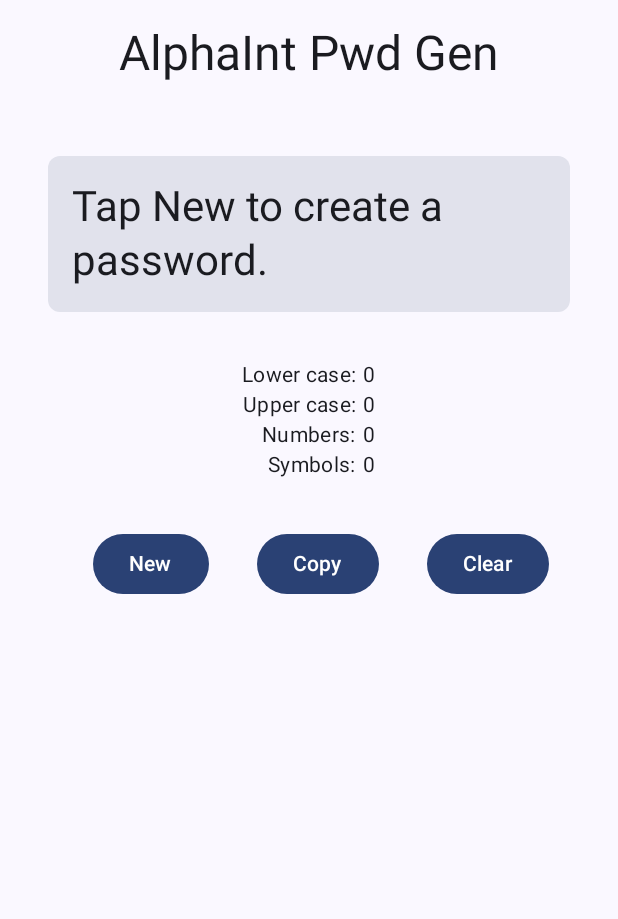
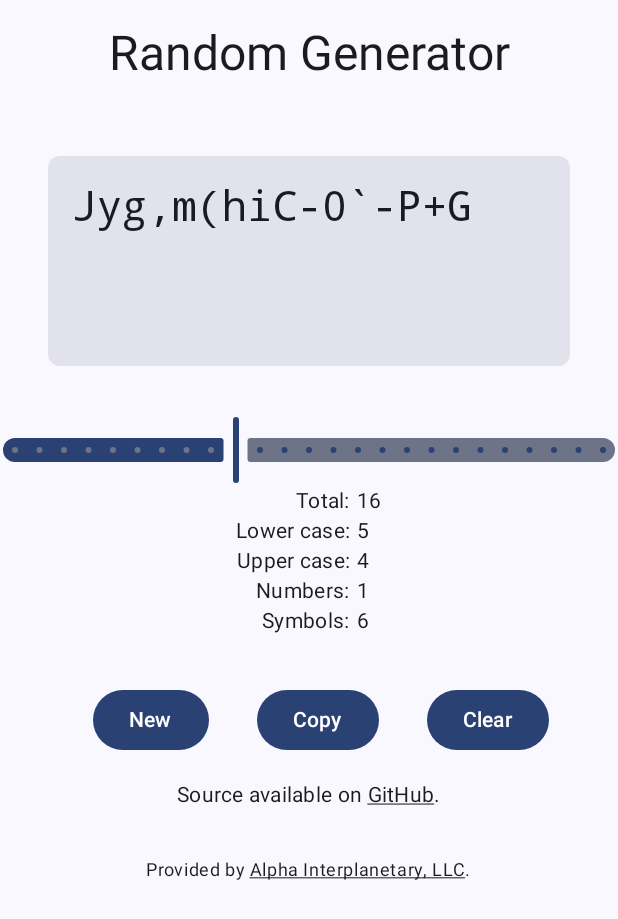
Before and after one commit to pforhan/android-pwdgen, an Android app built with Jetpack Compose: the screen it shows after launch (MainActivity), after a tap on "Tap New to create a password.", on a phone screen of 412 x 824 dp. Shown: the top 919 px of the screen. Run offline under Robolectric (Android 15) with nearby library versions, the phone set to English and light mode, and no system bars.

Commit message:
rework a bunch
update gradle plugin
pick up new random seed every click
add password length slider and character count
add alpha int link

```diff
--- a/app/src/main/java/alphainterplanetary/passwordgen/MainActivity.kt
+++ b/app/src/main/java/alphainterplanetary/passwordgen/MainActivity.kt
@@ -1,8 +1,11 @@
 package alphainterplanetary.passwordgen
 
+import alphainterplanetary.passwordgen.ui.theme.PasswordGenTheme
 import android.content.ClipData
 import android.content.ClipboardManager
 import android.content.Context
+import android.content.Intent
+import android.net.Uri
 import android.os.Bundle
 import android.view.WindowManager.LayoutParams
 import android.widget.Toast
@@ -13,13 +16,16 @@ import androidx.compose.foundation.clickable
 import androidx.compose.foundation.layout.Arrangement
 import androidx.compose.foundation.layout.Box
 import androidx.compose.foundation.layout.Column
+import androidx.compose.foundation.layout.ColumnScope
 import androidx.compose.foundation.layout.PaddingValues
 import androidx.compose.foundation.layout.Row
 import androidx.compose.foundation.layout.fillMaxSize
+import androidx.compose.foundation.layout.fillMaxWidth
 import androidx.compose.foundation.layout.padding
 import androidx.compose.foundation.shape.RoundedCornerShape
 import androidx.compose.material3.Button
 import androidx.compose.material3.MaterialTheme
+import androidx.compose.material3.Slider
 import androidx.compose.material3.Surface
 import androidx.compose.material3.Text
 import androidx.compose.runtime.Composable
@@ -27,23 +33,34 @@ import androidx.compose.runtime.collectAsState
 import androidx.compose.ui.Alignment
 import androidx.compose.ui.ExperimentalComposeUiApi
 import androidx.compose.ui.Modifier
+import androidx.compose.ui.Modifier.Companion
 import androidx.compose.ui.platform.LocalContext
 import androidx.compose.ui.res.stringResource
+import androidx.compose.ui.text.SpanStyle
+import androidx.compose.ui.text.TextStyle
+import androidx.compose.ui.text.buildAnnotatedString
+import androidx.compose.ui.text.font.FontFamily
+import androidx.compose.ui.text.style.LineBreak
+import androidx.compose.ui.text.style.TextDecoration
+import androidx.compose.ui.text.withStyle
 import androidx.compose.ui.tooling.preview.Preview
 import androidx.compose.ui.unit.dp
 import kotlinx.coroutines.flow.MutableStateFlow
 import kotlinx.coroutines.flow.map
-import alphainterplanetary.passwordgen.ui.theme.PasswordGenTheme
 import kotlin.random.Random
 
+private const val LENGTH_DEFAULT = 16
+private const val LENGTH_MIN = 8
+private const val LENGTH_MAX = 30
+
 class MainActivity : ComponentActivity() {
-  private val current = MutableStateFlow("")
+  private val current = MutableStateFlow(PwdState(content = "", length = LENGTH_DEFAULT))
 
   override fun onCreate(savedInstanceState: Bundle?) {
     super.onCreate(savedInstanceState)
     window.addFlags(LayoutParams.FLAG_SECURE)
     val instructions = getString(R.string.default_instruction)
-    current.value = instructions
+    current.value = current.value.copy(content = instructions)
 
     setContent {
       PasswordGenTheme {
@@ -56,7 +73,28 @@ class MainActivity : ComponentActivity() {
   }
 }
 
-class PwdStats {
+data class PwdState(
+  val length: Int,
+  val content: String,
+) {
+  fun withNewPassword() = copy(content = generateCharacters(length))
+  fun withNewPassword(newLength: Int) =
+    PwdState(length = newLength, content = generateCharacters(newLength))
+
+  private fun generateCharacters(count: Int): String {
+    val sb = StringBuilder()
+    // Make a new random for every invocation... that way we're seeded by real-world random input.
+    val random = Random(System.currentTimeMillis())
+    for (i in 0..<count) {
+      sb.append('!' + random.nextInt(94))
+    }
+    return sb.toString()
+  }
+}
+
+class CharacterBreakdown(
+  val total: Int
+) {
   var lower: Short = 0
   var upper: Short = 0
   var number: Short = 0
@@ -64,28 +102,48 @@ class PwdStats {
 }
 
 @Composable
-private fun PwdColumn(context: Context, content: MutableStateFlow<String>) =
+private fun PwdColumn(context: Context, stateFlow: MutableStateFlow<PwdState>) =
   Column(
     modifier = Modifier.fillMaxSize(),
     horizontalAlignment = Alignment.CenterHorizontally
   ) {
     Text(
       text = context.getString(R.string.header),
-      modifier = Modifier.padding(16.dp),
+      modifier = Modifier.padding(LENGTH_DEFAULT.dp),
       style = MaterialTheme.typography.headlineLarge
     )
-    CopyOnClickText(content)
-    PasswordStatistics(context, content)
-    ButtonRow(content)
-
+    CopyOnClickText(stateFlow)
+    LengthSlider(stateFlow)
+    PasswordStatistics(context, stateFlow)
+    ButtonRow(stateFlow)
+    Links(context)
   }
 
-@Composable fun PasswordStatistics(context: Context, content: MutableStateFlow<String>) {
+@Composable
+private fun LengthSlider(stateFlow: MutableStateFlow<PwdState>) {
+  val contentState = stateFlow.collectAsState()
+  Slider(
+    value = contentState.value.length.toFloat(),
+    onValueChange = {
+      val length = it.toInt()
+      val current = stateFlow.value
+      if (length != current.length) stateFlow.value = current.withNewPassword(length)
+    },
+    steps = LENGTH_MAX - LENGTH_MIN + 1,
+    valueRange = LENGTH_MIN.toFloat()..LENGTH_MAX.toFloat()
+  )
+}
+
+@Composable fun PasswordStatistics(context: Context, stateFlow: MutableStateFlow<PwdState>) {
   Row(horizontalArrangement = Arrangement.SpaceBetween) {
     Column(
       horizontalAlignment = Alignment.End,
       modifier = Modifier.padding(end = 4.dp)
     ) {
+      Text(
+        text = context.getString(R.string.stats_total),
+        style = MaterialTheme.typography.bodyMedium
+      )
       Text(
         text = context.getString(R.string.stats_lower),
         style = MaterialTheme.typography.bodyMedium
@@ -104,13 +162,17 @@ private fun PwdColumn(context: Context, content: MutableStateFlow<String>) =
       )
     }
     Column {
-      val stats = content.map {
-        if (it == context.getString(R.string.default_instruction)) {
-          PwdStats()
+      val stats = stateFlow.map {
+        if (it.content == context.getString(R.string.default_instruction)) {
+          CharacterBreakdown(it.length)
         } else {
-          stats(it)
+          stats(it.content)
         }
-      }.collectAsState(initial = PwdStats()).value
+      }.collectAsState(initial = CharacterBreakdown(0)).value
+      Text(
+        text = stats.total.toString(),
+        style = MaterialTheme.typography.bodyMedium
+      )
       Text(
         text = stats.lower.toString(),
         style = MaterialTheme.typography.bodyMedium
@@ -132,74 +194,116 @@ private fun PwdColumn(context: Context, content: MutableStateFlow<String>) =
 }
 
 @Composable
-private fun ButtonRow(content: MutableStateFlow<String>) {
+private fun ButtonRow(stateFlow: MutableStateFlow<PwdState>) {
   Row(
     verticalAlignment = Alignment.CenterVertically,
-    modifier = Modifier.padding(16.dp, top = 32.dp)
+    modifier = Modifier.padding(LENGTH_DEFAULT.dp, top = 32.dp)
   ) {
     val padding = Modifier
       .padding(
         PaddingValues(
-          horizontal = 16.dp,
+          horizontal = LENGTH_DEFAULT.dp,
         )
       )
     Button(
       modifier = padding,
       onClick = {
-        val pwd = generateCharacters(16)
-        content.value = pwd
+        stateFlow.value = stateFlow.value.withNewPassword()
       }) {
       Text(text = stringResource(R.string.new_text))
     }
     val context = LocalContext.current
-    val textToUse = content.collectAsState().value
 
     Button(
       modifier = padding,
-      onClick = { copyText(context, textToUse) }) {
+      onClick = { maybeNewAndCopyText(context, stateFlow) }) {
       Text(text = stringResource(R.string.copy))
     }
 
     Button(
       modifier = padding,
       onClick = {
-        content.value = context.getString(R.string.default_instruction)
+        stateFlow.value =
+          stateFlow.value.copy(content = context.getString(R.string.default_instruction))
       }) {
       Text(text = stringResource(R.string.clear))
     }
   }
 }
 
-fun generateCharacters(count: Int): String {
-  val sb = StringBuilder()
-  for (i in 0..count) {
-    sb.append('!' + Random.nextInt(94))
+@Composable
+fun Links(context: Context) {
+  Column(modifier = Modifier.fillMaxWidth()) {
+    TextWithLink(
+      context = context,
+      prefix = "Source available on ",
+      link = "GitHub",
+      url = "https://github.com/pforhan/android-pwdgen"
+    )
+    TextWithLink(
+      context = context,
+      prefix = "Provided by ",
+      link = "Alpha Interplanetary, LLC",
+      url = "https://alphainterplanetary.com",
+      style = MaterialTheme.typography.bodySmall
+    )
   }
-  return sb.toString()
 }
 
-fun stats(pwd: String) : PwdStats {
-  val pwdStats = PwdStats()
+@Composable
+private fun ColumnScope.TextWithLink(
+  context: Context,
+  prefix: String,
+  link: String,
+  suffix: String = ".",
+  url: String,
+  style: TextStyle = MaterialTheme.typography.bodyMedium,
+) {
+  Text(
+    style = style,
+    text = buildAnnotatedString {
+      append(prefix)
+      withStyle(style = SpanStyle(textDecoration = TextDecoration.Underline)) {
+        append(link)
+      }
+      append(suffix)
+    },
+    modifier = Companion
+      .align(Alignment.CenterHorizontally)
+      .padding(LENGTH_DEFAULT.dp)
+      .clickable(onClick = { launchUrl(context, url) })
+  )
+}
+
+private fun launchUrl(context: Context, url: String) {
+  val intent = Intent(Intent.ACTION_VIEW, Uri.parse(url))
+  intent.flags = Intent.FLAG_ACTIVITY_NEW_TASK
+  context.startActivity(intent)
+}
+
+fun stats(pwd: String): CharacterBreakdown {
+  val statistics = CharacterBreakdown(pwd.length)
 
   for (c in pwd) {
     when {
-      c.isDigit() -> pwdStats.number++
+      c.isDigit() -> statistics.number++
       c.isLetter() -> {
         if (c.isUpperCase()) {
-          pwdStats.upper++
+          statistics.upper++
         } else {
-          pwdStats.lower++
+          statistics.lower++
         }
       }
-      else -> pwdStats.symbol++
+
+      else -> statistics.symbol++
     }
   }
-  return pwdStats
+  return statistics
 }
 
 @OptIn(ExperimentalComposeUiApi::class)
 @Composable
-fun CopyOnClickText(content: MutableStateFlow<String>) {
+fun CopyOnClickText(stateFlow: MutableStateFlow<PwdState>) {
   Box(
     modifier = Modifier
       .padding(32.dp)
@@ -210,29 +314,37 @@ fun CopyOnClickText(content: MutableStateFlow<String>) {
     contentAlignment = Alignment.Center
   ) {
     val context = LocalContext.current
-    val textToUse = content.collectAsState().value
+    val textToUse = stateFlow.collectAsState().value
 
     Text(
-      text = textToUse,
+      text = textToUse.content,
+      minLines = 3,
+      fontFamily = FontFamily.Monospace,
       modifier = Modifier
-        .padding(16.dp)
+        .padding(LENGTH_DEFAULT.dp)
+        .fillMaxWidth()
         .clickable {
-          copyText(context, textToUse)
+          maybeNewAndCopyText(context, stateFlow)
         },
-      style = MaterialTheme.typography.headlineMedium
+      style = MaterialTheme.typography.headlineMedium.copy(lineBreak = LineBreak.Simple)
     )
   }
 }
 
-private fun copyText(context: Context, textToUse: String) {
-  val toastMessage: String
-  if (textToUse != context.getString(R.string.default_instruction)) {
-    toastMessage = context.getString(R.string.copied_currrent)
-    val clipboard = context.getSystemService(Context.CLIPBOARD_SERVICE) as ClipboardManager
-    clipboard.setPrimaryClip(ClipData.newPlainText("Copied Password", textToUse))
-  } else {
-    toastMessage = context.getString(R.string.no_password_created)
+private fun maybeNewAndCopyText(context: Context, stateFlow: MutableStateFlow<PwdState>) {
+  var current = stateFlow.value
+  if (current.content == context.getString(R.string.default_instruction)) {
+    // Go ahead and generate first so the copy can proceed.
+    stateFlow.value = current.withNewPassword()
+    current = stateFlow.value
   }
+  val clipboard = context.getSystemService(Context.CLIPBOARD_SERVICE) as ClipboardManager
+  clipboard.setPrimaryClip(
+    ClipData.newPlainText(
+      context.getString(R.string.copied_password),
+      current.content
+    ))
+  val toastMessage = context.getString(R.string.copied_current)
   Toast
     .makeText(context, toastMessage, Toast.LENGTH_SHORT)
     .show()
@@ -241,5 +353,5 @@ private fun copyText(context: Context, textToUse: String) {
 @Preview(showBackground = true)
 @Composable
 fun PwdPreview() {
-  PwdColumn(LocalContext.current, MutableStateFlow("F@k3Pa5%"))
+  PwdColumn(LocalContext.current, MutableStateFlow(PwdState(8, "F@k3Pa5%")))
 }
--- a/app/src/main/res/values/strings.xml
+++ b/app/src/main/res/values/strings.xml
@@ -1,14 +1,15 @@
 <resources>
-  <string name="app_name">AlphaInt Pwd Gen</string>
-  <string name="copied_currrent">Copied current to clipboard</string>
+  <string name="app_name">Alpha\u2019s Passwords</string>
   <string name="clear">Clear</string>
+  <string name="copied_current">Copied current to clipboard</string>
+  <string name="copied_password">Copied Password</string>
   <string name="copy">Copy</string>
   <string name="default_instruction">Tap New to create a password.</string>
-  <string name="header">AlphaInt Pwd Gen</string>
+  <string name="header">Random Generator</string>
   <string name="new_text">New</string>
-  <string name="no_password_created">No Password created! Tap New to make a password.</string>
   <string name="stats_lower">Lower case:</string>
   <string name="stats_number">Numbers:</string>
   <string name="stats_symbol">Symbols:</string>
+  <string name="stats_total">Total:</string>
   <string name="stats_upper">Upper case:</string>
 </resources>
--- a/build.gradle.kts
+++ b/build.gradle.kts
@@ -1,5 +1,5 @@
 // Top-level build file where you can add configuration options common to all sub-projects/modules.
 plugins {
-  id("com.android.application") version "8.4.0" apply false
+  id("com.android.application") version "8.4.1" apply false
   id("org.jetbrains.kotlin.android") version "1.9.0" apply false
 }
```
